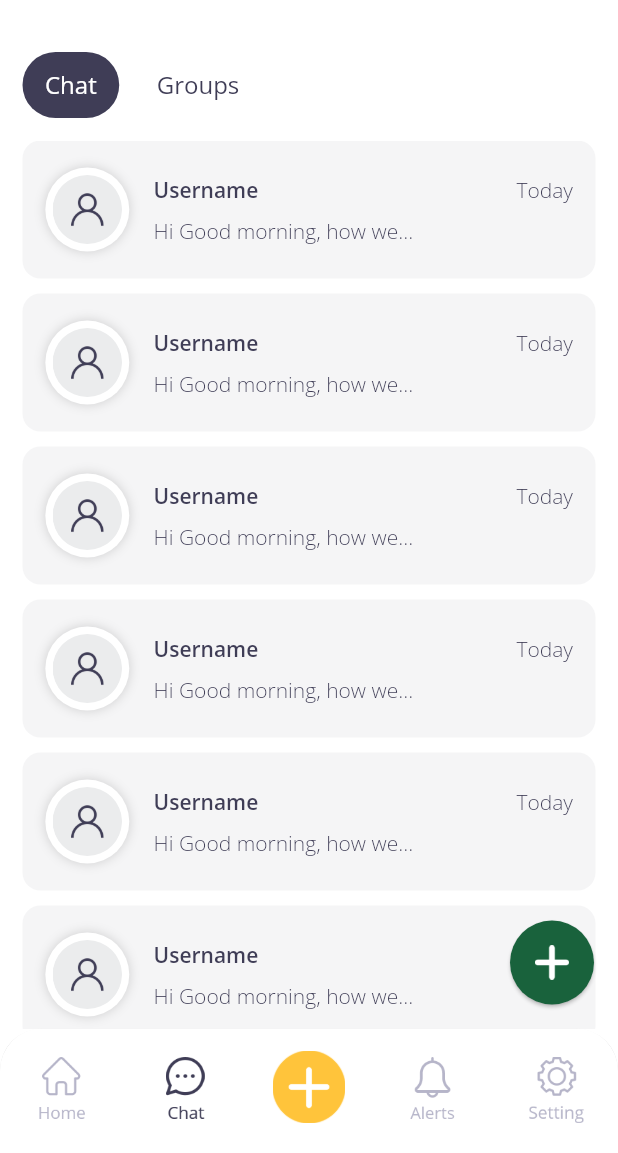
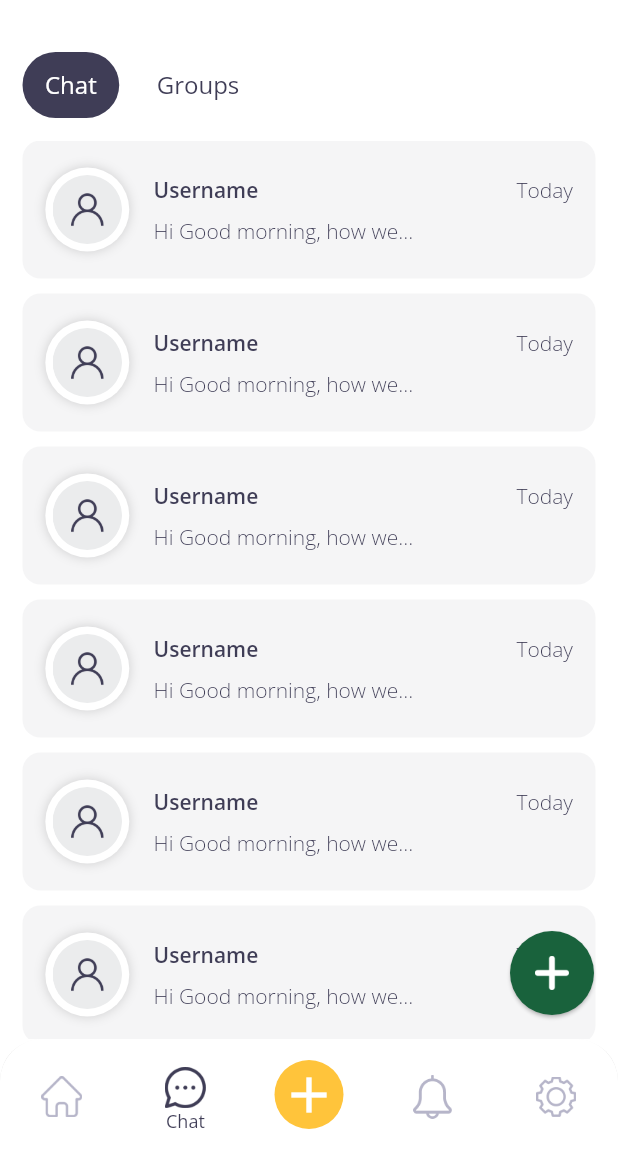
Before and after one commit to Ahad2222/vip_picnic, a Flutter app: the BottomNavBar screen opened by its route, item 2 of the bottom bar chosen, on a phone screen of 412 x 824 dp, the part 83-1236 px from its top. Run offline on Flutter 3.47's test engine with Material 2 defaults, Android fonts, the phone set to English and light mode, and no system bars; our stand-ins replace cloud_firestore, firebase_auth, firebase_core, firebase_messaging, firebase_storage, flutter_chat_bubble and 8 more; accounts and stored records are empty; network calls fail.

Commit message:
8:17PM update 31-07-2022

```diff
--- a/lib/main.dart
+++ b/lib/main.dart
@@ -10,10 +10,6 @@ import 'package:vip_picnic/firebase_options.dart';
 import 'package:vip_picnic/provider/chat_provider/chat_provider.dart';
 import 'package:vip_picnic/provider/story_provider/story_provider.dart';
 import 'package:vip_picnic/utils/localization.dart';
-import 'package:vip_picnic/view/bottom_nav_bar/bottom_nav_bar.dart';
-import 'package:vip_picnic/view/user/social_login.dart';
-import 'package:vip_picnic/view/widget/loading.dart';
-import 'package:vip_picnic/view/widget/snack_bar.dart';
 import 'provider/chat_provider/chat_head_provider.dart';
 
 Future<void> _firebaseMessagingBackgroundHandler(RemoteMessage message) async {
--- a/lib/model/user_details_model/user_details_model.dart
+++ b/lib/model/user_details_model/user_details_model.dart
@@ -1,4 +1,6 @@
 class UserDetailsModel {
+  static UserDetailsModel instance = UserDetailsModel();
+
   String? profileImageUrl;
   String? fullName;
   String? email;
--- a/lib/translations/en_US.dart
+++ b/lib/translations/en_US.dart
@@ -3,6 +3,8 @@ const Map<String, String> english = {
   'introMsg':
       'Create your event\nAdd and invite Friends\nRegister your moments',
   'welcome': 'Welcome',
+  'home': 'Home',
+  'chat': 'Chat',
   'login': 'Login',
   'with': 'with',
   'email': 'Email',
--- a/lib/translations/es_SP.dart
+++ b/lib/translations/es_SP.dart
@@ -2,6 +2,8 @@ const Map<String, String> spanish = {
   'welcomeTo': 'Bienvenida a',
   'introMsg': 'Crea tu evento\nAgrega e invita Amigos\nRegistra tus momentos',
   'welcome': 'Bienvenidos',
+  'home': 'Hogar',
+  'chat': 'Charlar',
   'login': 'Acceso',
   'with': 'con',
   'email': 'Email',
--- a/lib/translations/pt_PO.dart
+++ b/lib/translations/pt_PO.dart
@@ -3,6 +3,8 @@ const Map<String, String> portuguese = {
   'introMsg':
       'Crie seu evento\nAdicione e convide amigos\nRegistre seus momentos',
   'welcome': 'Bem-Vindo',
+  'home': 'Casa',
+  'chat': 'Bater papo',
   'login': 'Conecte-se',
   'with': 'com',
   'email': 'O Email',
--- a/lib/utils/firebase_instance.dart
+++ b/lib/utils/instances.dart
@@ -1,7 +1,9 @@
 import 'package:cloud_firestore/cloud_firestore.dart';
 import 'package:firebase_auth/firebase_auth.dart';
 import 'package:firebase_storage/firebase_storage.dart';
+import 'package:vip_picnic/model/user_details_model/user_details_model.dart';
 
 FirebaseAuth fa = FirebaseAuth.instance;
 FirebaseFirestore fs = FirebaseFirestore.instance;
 FirebaseStorage fsg = FirebaseStorage.instance;
+UserDetailsModel userDetailsModel = UserDetailsModel.instance;
--- a/lib/view/bottom_nav_bar/bottom_nav_bar.dart
+++ b/lib/view/bottom_nav_bar/bottom_nav_bar.dart
@@ -1,4 +1,5 @@
 import 'package:flutter/material.dart';
+import 'package:get/get.dart';
 import 'package:vip_picnic/config/routes/routes_config.dart';
 import 'package:vip_picnic/constant/color.dart';
 import 'package:vip_picnic/generated/assets.dart';
@@ -40,12 +41,21 @@ class _BottomNavBarState extends State<BottomNavBar> {
           topLeft: Radius.circular(28),
           topRight: Radius.circular(28),
         ),
+        child: SizedBox(
+          height: 76,
           child: BottomNavigationBar(
             elevation: 3,
             type: BottomNavigationBarType.fixed,
             backgroundColor: kPrimaryColor,
             showUnselectedLabels: false,
-          showSelectedLabels: false,
+            unselectedLabelStyle: TextStyle(
+              fontSize: 12,
+              color: kLightPurpleColor,
+            ),
+            selectedLabelStyle: TextStyle(
+              fontSize: 12,
+              color: kDarkBlueColor,
+            ),
             selectedItemColor: kSecondaryColor,
             unselectedItemColor: kLightPurpleColor,
             currentIndex: widget.currentIndex!,
@@ -60,10 +70,10 @@ class _BottomNavBarState extends State<BottomNavBar> {
                     AssetImage(
                       Assets.imagesHome,
                     ),
-                  size: 45.0,
+                    size: 27.21,
                   ),
                 ),
-              label: '',
+                label: 'home'.tr,
               ),
               BottomNavigationBarItem(
                 icon: Padding(
@@ -72,20 +82,34 @@ class _BottomNavBarState extends State<BottomNavBar> {
                     AssetImage(
                       Assets.imagesChat,
                     ),
-                  size: 45.0,
+                    size: 27.3,
                   ),
                 ),
-              label: '',
+                label: 'chat'.tr,
               ),
               BottomNavigationBarItem(
-              icon: GestureDetector(
+                icon: Padding(
+                  padding: const EdgeInsets.only(
+                    top: 2,
+                  ),
+                  child: GestureDetector(
                     onTap: () => Navigator.pushNamed(
                       context,
                       AppLinks.purchaseEvents,
                     ),
-                child: Image.asset(
-                  Assets.imagesAdd,
-                  height: 48.66,
+                    child: Container(
+                      height: 46,
+                      width: 46,
+                      decoration: BoxDecoration(
+                        color: kTertiaryColor,
+                        shape: BoxShape.circle,
+                      ),
+                      child: Icon(
+                        Icons.add,
+                        color: kPrimaryColor,
+                        size: 40,
+                      ),
+                    ),
                   ),
                 ),
                 label: '',
@@ -97,10 +121,10 @@ class _BottomNavBarState extends State<BottomNavBar> {
                     AssetImage(
                       Assets.imagesAlerts,
                     ),
-                  size: 45.0,
+                    size: 29.5,
                   ),
                 ),
-              label: '',
+                label: 'alerts'.tr,
               ),
               BottomNavigationBarItem(
                 icon: Padding(
@@ -109,12 +133,13 @@ class _BottomNavBarState extends State<BottomNavBar> {
                     AssetImage(
                       Assets.imagesSettings,
                     ),
-                  size: 45.0,
+                    size: 26.93,
                   ),
                 ),
-              label: '',
+                label: 'settings'.tr,
               ),
             ],
+          ),
         ),
       ),
     );
```
Also changed, not shown: lib/controller/auth_controller/email_auth_controller.dart (+18 -9 lines), lib/controller/auth_controller/forgot_password_controller.dart (+9 -2 lines), lib/controller/auth_controller/google_auth_controller.dart (+22 -12 lines), lib/controller/auth_controller/sign_up_controller.dart (+46 -34 lines), lib/view/home/home.dart (+14 -3 lines), lib/view/profile/profile.dart (+5 -3 lines), lib/view/settings/settings.dart (+9 -3 lines), lib/view/user/fotgot_password/forgot_password.dart (+5 -4 lines), lib/view/user/login.dart (+15 -13 lines), assets/images/alerts.png, assets/images/chat.png, assets/images/home.png, assets/images/settings.png, 2 other files. Lines whose indentation alone changed are shown as unchanged.
